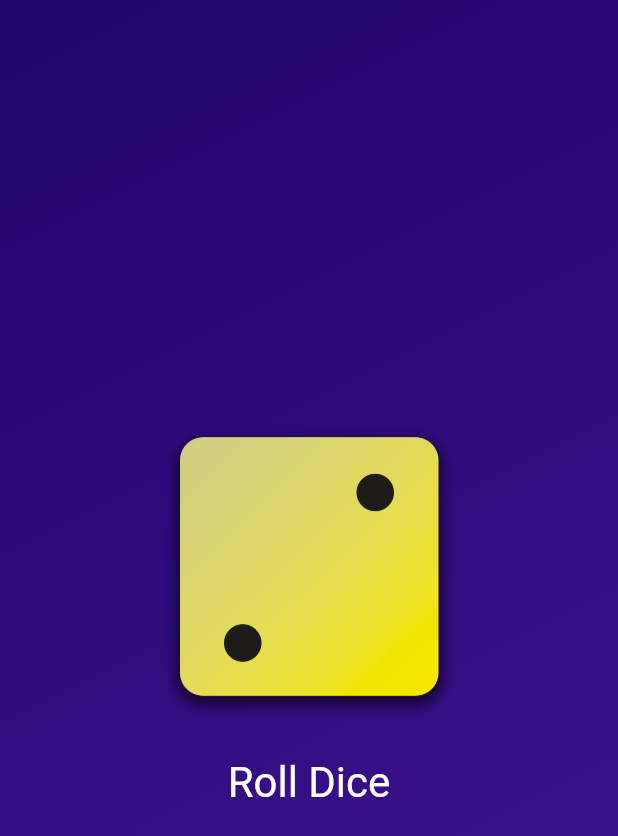
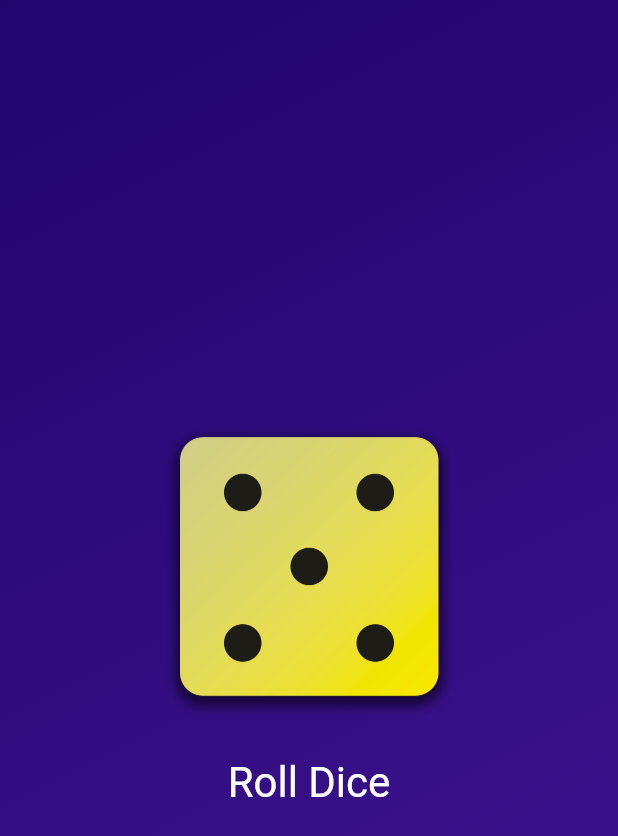
Before and after one commit to PS213073/roll_dice, a Flutter app: the screen it shows after launch, after a tap on "Roll Dice", on a phone screen of 412 x 824 dp. Shown: the top 836 px of the screen. Run offline on Flutter 3.47's test engine with Material 2 defaults, Android fonts, the phone set to English and light mode, and no system bars.

```diff
--- a/lib/dice_roller.dart
+++ b/lib/dice_roller.dart
@@ -1,4 +1,7 @@
+import 'dart:math';
 import 'package:flutter/material.dart';
+
+final randomizer = Random();
 
 class DiceRoller extends StatefulWidget {
   const DiceRoller({super.key});
@@ -7,22 +10,24 @@ class DiceRoller extends StatefulWidget {
   State<DiceRoller> createState() => _DiceRollerState();
 }
 
-var activeDice = 'assets/images/dice-2.png';
+class _DiceRollerState extends State<DiceRoller> {
+  var currentDiceRoll = 2;
 
-void rollDice() {
-  setState((){
-  activeDice = 'assets/images/dice-4.png';
-  });
-}
+  void rollDice() {
+    // var diceRoll = Random().nextInt(6) + 1;
+    setState(() {
+      currentDiceRoll = randomizer.nextInt(6) + 1;
+      // activeDice = 'assets/images/dice-$diceRoll.png';
+    });
+  }
 
-class _DiceRollerState extends State<DiceRoller> {
   @override
   Widget build(BuildContext context) {
     return Column(
       mainAxisSize: MainAxisSize.min,
       children: [
         Image.asset(
-          activeDice,
+          'assets/images/dice-$currentDiceRoll.png',
           width: 200,
         ),
         const SizedBox(
```
